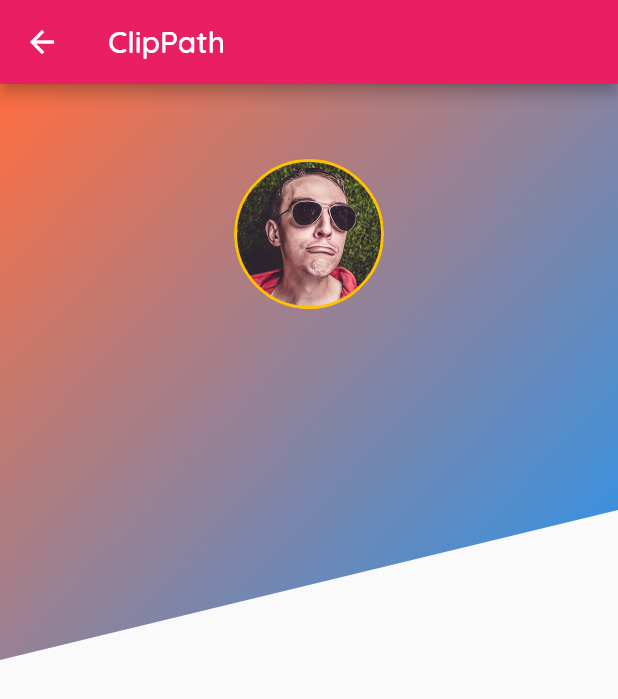
After one commit to Pluckypan/FlutterCN, a Flutter app: the ClipPathPage screen opened directly, on a phone screen of 412 x 824 dp. The commit adds this screen. Shown: the top 699 px of the screen. Run offline on Flutter 3.47's test engine with Material 2 defaults, Android fonts, the phone set to English and light mode, and no system bars; our stand-ins replace dio, fluro, fluttertoast, rxdart, shared_preferences and 1 more; missing offline and left inert: dart:ffi; accounts and stored records are empty; generated files the repository leaves out were written again.

Commit message:
ClipPath&BlendMode实现自定义动画

```diff
--- /dev/null
+++ b/lib/pages/clip_path.dart
@@ -0,0 +1,70 @@
+import 'package:fluro/fluro.dart';
+import 'package:flutter/material.dart';
+import 'package:fluttercn/config.dart';
+import 'package:fluttercn/route_manager.dart';
+
+class ClipPathPage extends StatelessWidget {
+  static configRoutes(Router router) {
+    router.define("/clip_path",
+        handler: Handler(handlerFunc: (context, params) => ClipPathPage()));
+  }
+
+  static gotoRoute(BuildContext context) {
+    RouteManager.goto(context, "/clip_path");
+  }
+
+  @override
+  Widget build(BuildContext context) {
+    return Scaffold(
+        appBar: AppBar(
+          title: Text("ClipPath"),
+        ),
+        body: ClipPath(
+          child: Stack(
+            fit: StackFit.expand,
+            children: [
+              Container(
+                decoration: BoxDecoration(
+                    color: Color(0xff622F74),
+                    gradient: LinearGradient(
+                        colors: [Colors.blue, Colors.deepOrangeAccent],
+                        begin: Alignment.centerRight,
+                        end: Alignment(-1.0, -1.0))),
+              ),
+              Column(
+                children: [
+                  Padding(
+                      padding: EdgeInsets.only(top: 50.0),
+                      child: Container(
+                          width: 100.0,
+                          height: 100.0,
+                          decoration: new BoxDecoration(
+                              border:
+                                  Border.all(color: Colors.amber, width: 2.0),
+                              color: const Color(0xFFFFFFFF), // border color
+                              shape: BoxShape.circle,
+                              image: DecorationImage(
+                                  image: AssetImage(Config.avatarUrl))))),
+                ],
+              ),
+            ],
+          ),
+          clipper: HeaderColor(),
+        ));
+  }
+}
+
+class HeaderColor extends CustomClipper<Path> {
+  @override
+  Path getClip(Size size) {
+    var path = Path()
+      ..lineTo(0.0, size.height / 2)
+      ..lineTo(size.width, size.height / 2 - 100)
+      ..lineTo(size.width, 0)
+      ..close();
+    return path;
+  }
+
+  @override
+  bool shouldReclip(CustomClipper<Path> oldClipper) => false;
+}
--- a/lib/route_manager.dart
+++ b/lib/route_manager.dart
@@ -1,6 +1,8 @@
 import 'package:fluro/fluro.dart';
 import 'package:flutter/material.dart';
 import 'package:fluttercn/pages/about.dart';
+import 'package:fluttercn/pages/canvas_page.dart';
+import 'package:fluttercn/pages/clip_path.dart';
 import 'package:fluttercn/pages/home.dart';
 import 'package:fluttercn/pages/native.dart';
 import 'package:fluttercn/pages/offical/official_page.dart';
@@ -27,6 +29,8 @@ class RouteManager {
     OfficialPage.configRoutes(_router);
     ThirdPartyLibsPage.configRoutes(_router);
     Native.configRoutes(_router);
+    ClipPathPage.configRoutes(_router);
+    CanvasPage.configRoutes(_router);
   }
 
   static Future goto(BuildContext context, String path,
```
Also changed, not shown: lib/pages/canvas_page.dart (added, +126 -0 lines), lib/pages/offical/official_page.dart (+13 -1 lines), 1 other file.
